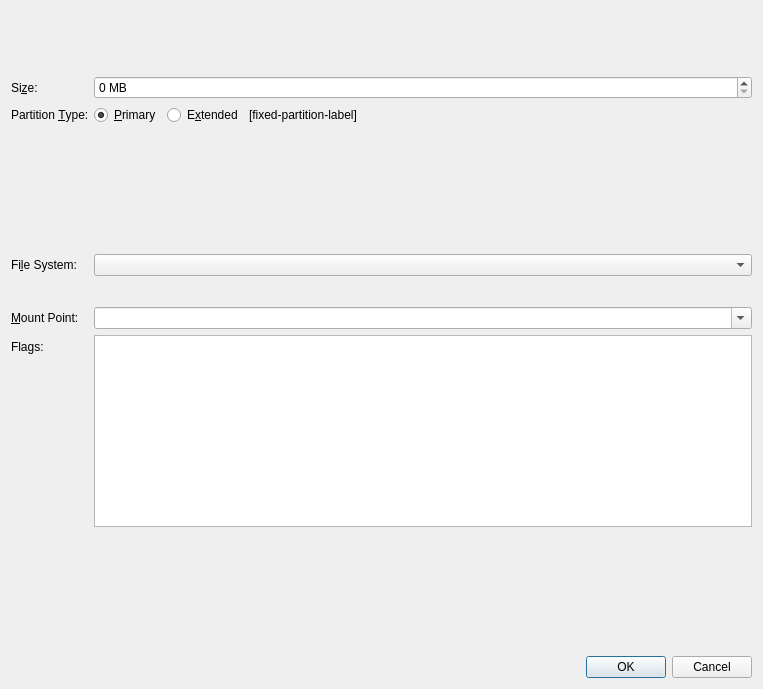
tanglu-org/calamares, file src/modules/partition/gui/CreatePartitionDialog.ui: the form before one commit.
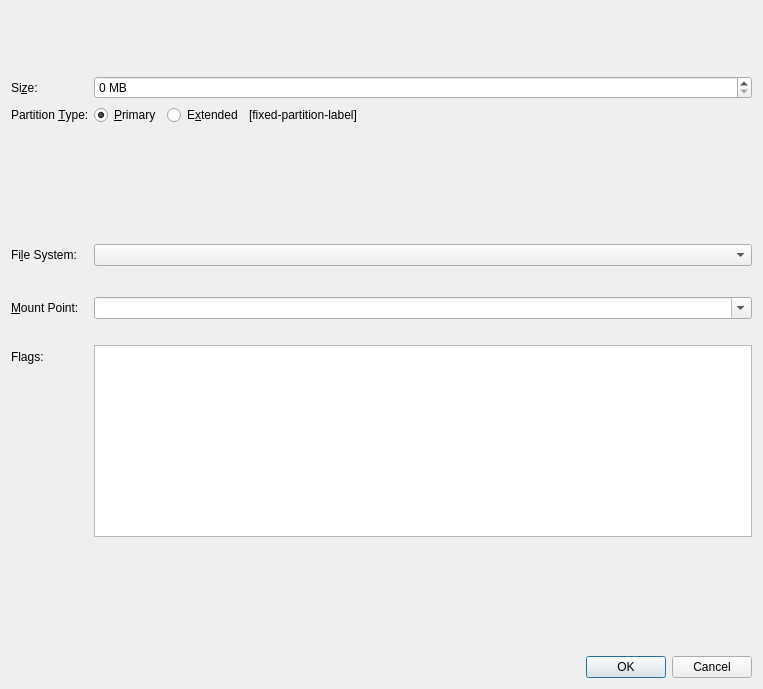
The form after the commit. Custom widgets are drawn as their Qt base class.

The edit to the form file:
```diff
--- a/src/modules/partition/gui/CreatePartitionDialog.ui
+++ b/src/modules/partition/gui/CreatePartitionDialog.ui
@@ -108,7 +108,7 @@
        <property name="sizeHint" stdset="0">
         <size>
          <width>20</width>
-         <height>12</height>
+         <height>13</height>
         </size>
        </property>
       </spacer>
@@ -162,14 +162,21 @@
        </property>
       </widget>
      </item>
-     <item row="7" column="0">
+     <item row="7" column="1">
+      <widget class="QLabel" name="labelMountPoint">
+       <property name="text">
+        <string/>
+       </property>
+      </widget>
+     </item>
+     <item row="8" column="0">
       <widget class="QLabel" name="label_3">
        <property name="text">
         <string>Flags:</string>
        </property>
       </widget>
      </item>
-     <item row="7" column="1">
+     <item row="8" column="1">
       <widget class="QListWidget" name="m_listFlags">
        <property name="alternatingRowColors">
         <bool>true</bool>
@@ -182,7 +189,7 @@
        </property>
       </widget>
      </item>
-     <item row="8" column="0">
+     <item row="9" column="0">
       <spacer name="verticalSpacer">
        <property name="orientation">
         <enum>Qt::Vertical</enum>
```
Left out of the diff: 6 changed lines with no effect on the pictures.
